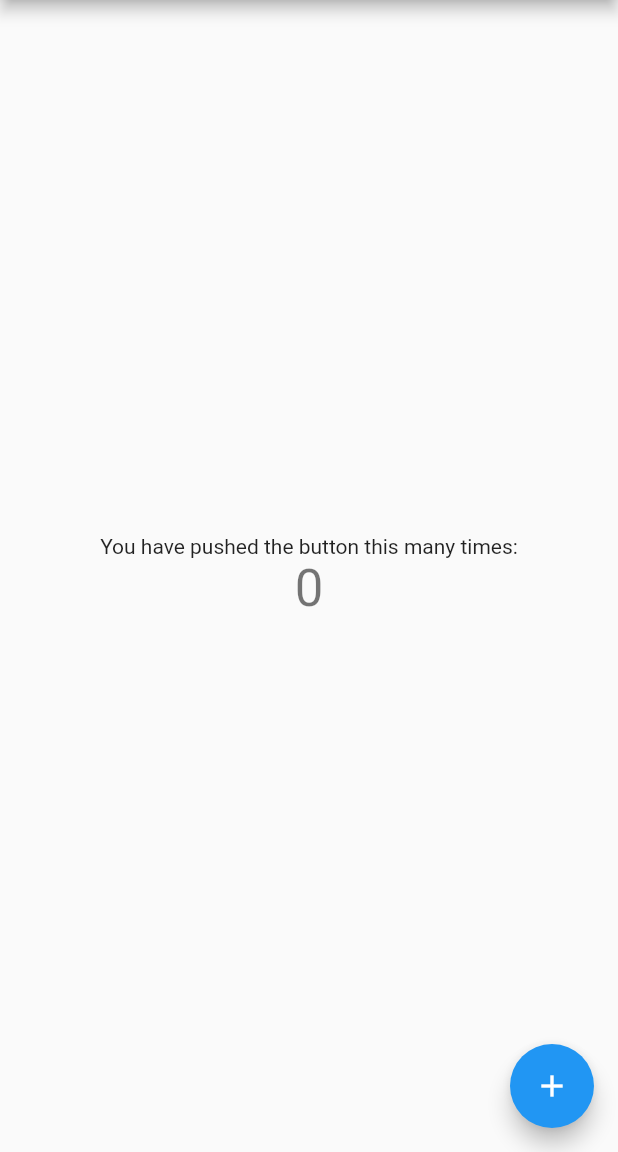
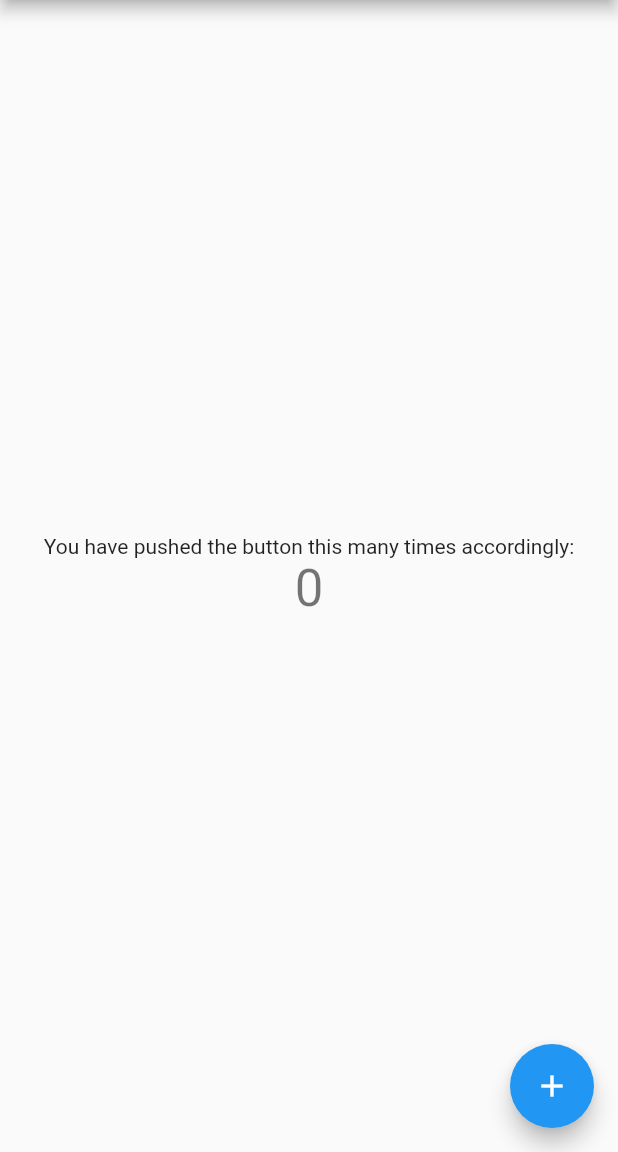
Before and after one commit to Gaurav6299/flutterTut, a Flutter app: the screen it shows after launch, on a phone screen of 412 x 824 dp, the part 84-1236 px from its top. Run offline on Flutter 3.47's test engine with Material 2 defaults, Android fonts, the phone set to English and light mode, and no system bars.

Commit message:
added new message

```diff
--- a/practice set/practice_1/lib/main.dart
+++ b/practice set/practice_1/lib/main.dart
@@ -96,7 +96,7 @@ class _MyHomePageState extends State<MyHomePage> {
           mainAxisAlignment: MainAxisAlignment.center,
           children: <Widget>[
             const Text(
-              'You have pushed the button this many times:',
+              'You have pushed the button this many times accordingly:',
             ),
             Text(
               '$_counter',
```
